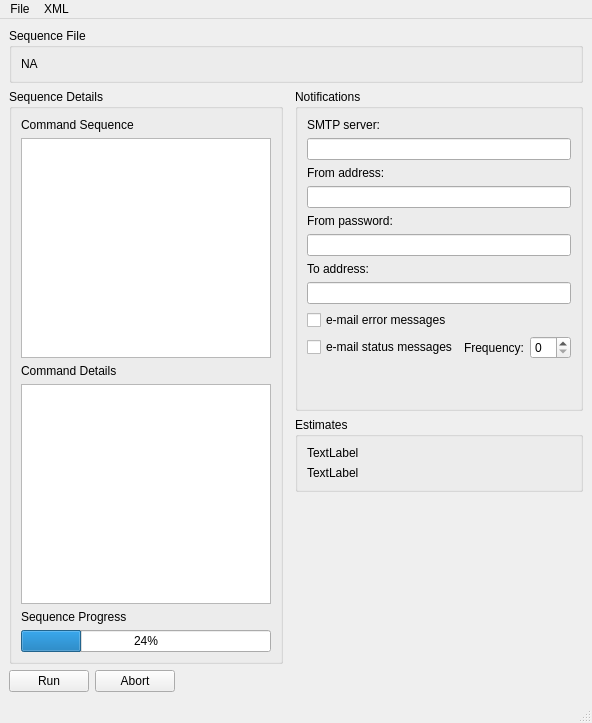
Qt form dave/qtdesigner/dave.ui (ZhuangLab/storm-control) before a commit.
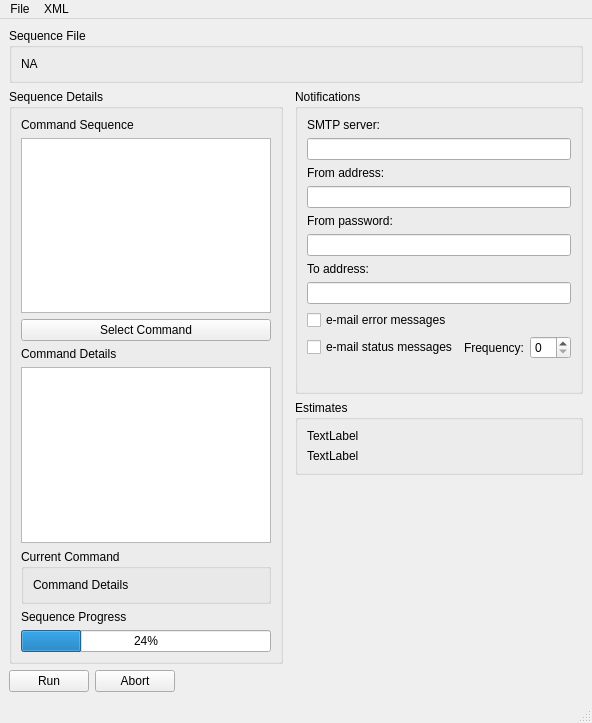
The same form after that commit.

Commit message: Added GUI functionality for changing commands

```diff
--- a/dave/qtdesigner/dave.ui
+++ b/dave/qtdesigner/dave.ui
@@ -29,22 +29,22 @@
    <string>Dave</string>
   </property>
   <widget class="QWidget" name="centralwidget">
-   <layout class="QGridLayout" name="mainGridLayout" rowstretch="0,0,0,0,0,0,0">
-    <item row="6" column="2">
+   <layout class="QGridLayout" name="mainGridLayout" rowstretch="0,0,0,0,0,0,0,0">
+    <item row="7" column="2">
      <widget class="QPushButton" name="abortButton">
       <property name="text">
        <string>Abort</string>
       </property>
      </widget>
     </item>
-    <item row="6" column="1">
+    <item row="7" column="1">
      <widget class="QPushButton" name="runButton">
       <property name="text">
        <string>Run</string>
       </property>
      </widget>
     </item>
-    <item row="6" column="3">
+    <item row="7" column="4">
      <spacer name="horizontalSpacer">
       <property name="orientation">
        <enum>Qt::Horizontal</enum>
@@ -57,7 +57,7 @@
       </property>
      </spacer>
     </item>
-    <item row="4" column="5">
+    <item row="4" column="6">
      <spacer name="verticalSpacer2">
       <property name="orientation">
        <enum>Qt::Vertical</enum>
@@ -70,7 +70,7 @@
       </property>
      </spacer>
     </item>
-    <item row="1" column="5">
+    <item row="1" column="6">
      <widget class="QGroupBox" name="notificationGroupBox">
       <property name="title">
        <string>Notifications</string>
@@ -164,7 +164,7 @@
       </layout>
      </widget>
     </item>
-    <item row="0" column="1" colspan="5">
+    <item row="0" column="1" colspan="6">
      <widget class="QGroupBox" name="sequenceGroupBox">
       <property name="title">
        <string>Sequence File</string>
@@ -180,7 +180,7 @@
       </layout>
      </widget>
     </item>
-    <item row="2" column="5">
+    <item row="2" column="6">
      <widget class="QGroupBox" name="estimatesGroupBox">
       <property name="title">
        <string>Estimates</string>
@@ -203,7 +203,7 @@
       </layout>
      </widget>
     </item>
-    <item row="1" column="1" rowspan="4" colspan="3">
+    <item row="1" column="1" rowspan="4" colspan="4">
      <widget class="QGroupBox" name="commandGroupBox">
       <property name="title">
        <string>Sequence Details</string>
@@ -219,6 +219,13 @@
        <item>
         <widget class="QListWidget" name="commandSequenceList"/>
        </item>
+       <item>
+        <widget class="QPushButton" name="selectCommandButton">
+         <property name="text">
+          <string>Select Command</string>
+         </property>
+        </widget>
+       </item>
        <item>
         <widget class="QLabel" name="commandDetailLabel">
          <property name="text">
@@ -262,6 +269,22 @@
          </attribute>
         </widget>
        </item>
+       <item>
+        <widget class="QGroupBox" name="currentCommandGroupBox">
+         <property name="title">
+          <string>Current Command</string>
+         </property>
+         <layout class="QVBoxLayout" name="verticalLayout_5">
+          <item>
+           <widget class="QLabel" name="currentCommand">
+            <property name="text">
+             <string>Command Details</string>
+            </property>
+           </widget>
+          </item>
+         </layout>
+        </widget>
+       </item>
        <item>
         <widget class="QLabel" name="progressBarLabel">
          <property name="text">
```
The commit also changes 2 other files.
